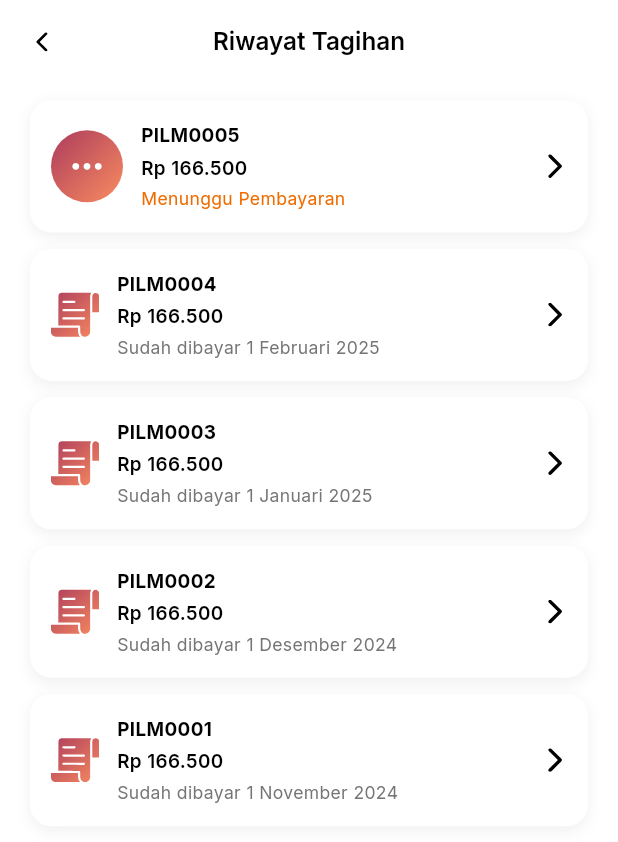
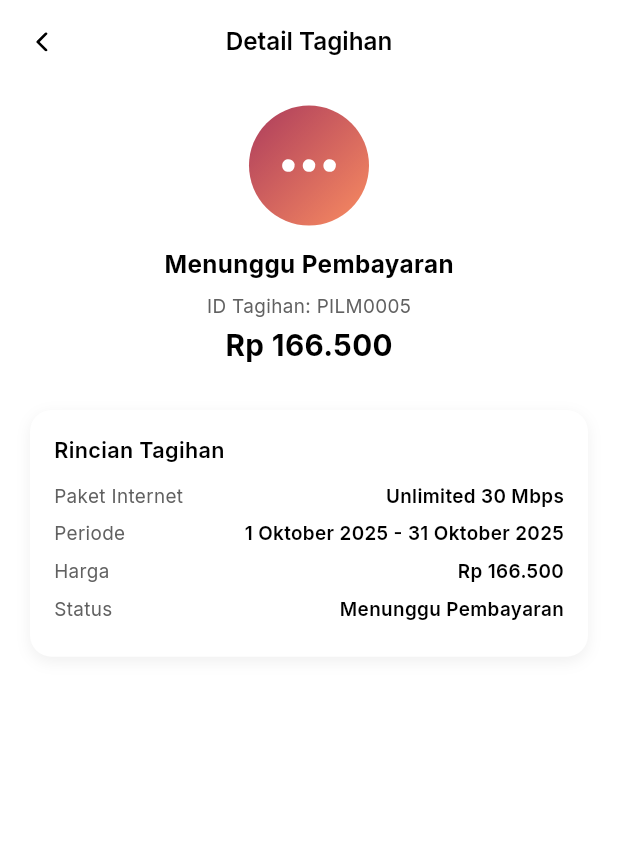
Before and after one commit to Isnawan25/MyLifemedia, a Flutter app: the RiwayatTagihanScreen screen opened directly, after a tap on "PILM0005", on a phone screen of 412 x 824 dp. Shown: the top 842 px of the screen. Run offline on Flutter 3.47's test engine with Material 3 defaults, Android fonts, the phone set to English and light mode, and no system bars; our stand-ins replace flutter_screenutil, flutter_svg, google_fonts, shimmer; network calls fail.

Commit message:
Finishing UI Riwayat Tagihan

```diff
--- a/lib/screen/helpdesk/helpdesk_screen.dart
+++ b/lib/screen/helpdesk/helpdesk_screen.dart
@@ -11,6 +11,7 @@ class HelpdeskScreen extends StatelessWidget {
   @override
   Widget build(BuildContext context) {
     return Scaffold(
+      backgroundColor: Colors.white,
       appBar: AppBar(
         elevation: 0,
         backgroundColor: Colors.white,
--- a/lib/screen/home/home_screen.dart
+++ b/lib/screen/home/home_screen.dart
@@ -12,9 +12,11 @@ import 'package:mylm/data/network/api_service.dart';
 import 'package:mylm/data/models/promotion_response.dart';
 import 'package:mylm/base/widgets/skeleton_loading.dart';
 import 'package:shimmer/shimmer.dart';
+import 'package:mylm/data/models/login_response.dart';
 
 class HomeScreen extends StatelessWidget {
-  const HomeScreen({super.key});
+  final CustomerData? customerData;
+  const HomeScreen({super.key, this.customerData});
 
   @override
   Widget build(BuildContext context) {
--- /dev/null
+++ b/lib/screen/riwayat_tagihan/detail_tagihan_screen.dart
@@ -0,0 +1,175 @@
+import 'package:flutter/material.dart';
+import 'package:flutter_svg/flutter_svg.dart';
+import 'package:google_fonts/google_fonts.dart';
+import 'package:flutter_screenutil/flutter_screenutil.dart';
+import 'package:mylm/base/lifemedia_colors.dart';
+
+class DetailTagihanScreen extends StatelessWidget {
+  final String idTagihan;
+  final String harga;
+  final String status; // Menunggu Pembayaran / Sudah Dibayar
+
+  const DetailTagihanScreen({
+    super.key,
+    required this.idTagihan,
+    required this.harga,
+    required this.status,
+  });
+
+  bool get isMenunggu => status.contains("Menunggu");
+
+  @override
+  Widget build(BuildContext context) {
+    return Scaffold(
+      backgroundColor: Colors.white,
+      appBar: AppBar(
+        elevation: 0,
+        backgroundColor: Colors.white,
+        centerTitle: true,
+        leading: IconButton(
+          icon: SvgPicture.asset(
+            "assets/svgs/arrow_back.svg",
+            colorFilter: const ColorFilter.mode(Colors.black, BlendMode.srcIn),
+          ),
+          onPressed: () => Navigator.pop(context),
+        ),
+        title: Text(
+          "Detail Tagihan",
+          style: GoogleFonts.inter(
+            fontSize: 18.sp,
+            fontWeight: FontWeight.w600,
+            color: Colors.black,
+          ),
+        ),
+      ),
+      body: Padding(
+        padding: EdgeInsets.symmetric(horizontal: 20.w, vertical: 16.h),
+        child: Column(
+          crossAxisAlignment: CrossAxisAlignment.center,
+          children: [
+            // === ICON STATUS ===
+            Container(
+              width: 80.w,
+              height: 80.w,
+              decoration: const BoxDecoration(
+                shape: BoxShape.circle,
+                gradient: LinearGradient(
+                  colors: [darkorange, orange],
+                  begin: Alignment.topLeft,
+                  end: Alignment.bottomRight,
+                ),
+              ),
+              child: Padding(
+                padding: EdgeInsets.all(18.w),
+                child: SvgPicture.asset(
+                  isMenunggu
+                      ? "assets/svgs/icons_three_dots.svg"
+                      : "assets/svgs/icons_invoice2.svg",
+                  colorFilter: const ColorFilter.mode(Colors.white, BlendMode.srcIn),
+                ),
+              ),
+            ),
+
+            SizedBox(height: 16.h),
+
+            // === STATUS TEXT ===
+            Text(
+              isMenunggu ? "Menunggu Pembayaran" : "Sudah Dibayar",
+              style: GoogleFonts.inter(
+                fontSize: 18.sp,
+                fontWeight: FontWeight.w700,
+                color: Colors.black,
+              ),
+            ),
+
+            SizedBox(height: 8.h),
+
+            // === ID TAGIHAN ===
+            Text(
+              "ID Tagihan: $idTagihan",
+              style: GoogleFonts.inter(
+                fontSize: 14.sp,
+                color: Colors.grey[700],
+              ),
+            ),
+
+            SizedBox(height: 4.h),
+
+            // === NOMINAL ===
+            Text(
+              harga,
+              style: GoogleFonts.inter(
+                fontSize: 22.sp,
+                fontWeight: FontWeight.w700,
+                color: Colors.black,
+              ),
+            ),
+
+            SizedBox(height: 32.h),
+
+            // === CARD DETAIL ===
+            Container(
+              width: double.infinity,
+              padding: EdgeInsets.all(16.w),
+              decoration: BoxDecoration(
+                color: Colors.white,
+                borderRadius: BorderRadius.circular(16.r),
+                boxShadow: [
+                  BoxShadow(
+                    color: Colors.black.withValues(alpha: 0.06),
+                    blurRadius: 8,
+                    offset: const Offset(0, 3),
+                  ),
+                ],
+              ),
+              child: Column(
+                crossAxisAlignment: CrossAxisAlignment.start,
+                children: [
+                  Text(
+                    "Rincian Tagihan",
+                    style: GoogleFonts.inter(
+                      fontSize: 16.sp,
+                      fontWeight: FontWeight.w600,
+                      color: Colors.black,
+                    ),
+                  ),
+                  SizedBox(height: 12.h),
+                  _detailItem("Paket Internet", "Unlimited 30 Mbps"),
+                  _detailItem("Periode", "1 Oktober 2025 - 31 Oktober 2025"),
+                  _detailItem("Harga", harga),
+                  _detailItem("Status", status),
+                ],
+              ),
+            ),
+          ],
+        ),
+      ),
+    );
+  }
+
+  Widget _detailItem(String title, String value) {
+    return Padding(
+      padding: EdgeInsets.only(bottom: 8.h),
+      child: Row(
+        mainAxisAlignment: MainAxisAlignment.spaceBetween,
+        children: [
+          Text(
+            title,
+            style: GoogleFonts.inter(
+              fontSize: 14.sp,
+              color: Colors.grey[700],
+            ),
+          ),
+          Text(
+            value,
+            style: GoogleFonts.inter(
+              fontSize: 14.sp,
+              fontWeight: FontWeight.w600,
+              color: Colors.black,
+            ),
+          ),
+        ],
+      ),
+    );
+  }
+}
--- a/lib/screen/riwayat_tagihan/riwayat_tagihan_screen.dart
+++ b/lib/screen/riwayat_tagihan/riwayat_tagihan_screen.dart
@@ -3,6 +3,7 @@ import 'package:flutter_svg/flutter_svg.dart';
 import 'package:google_fonts/google_fonts.dart';
 import 'package:flutter_screenutil/flutter_screenutil.dart';
 import 'package:mylm/base/lifemedia_colors.dart';
+import 'package:mylm/screen/riwayat_tagihan/detail_tagihan_screen.dart';
 
 class RiwayatTagihanScreen extends StatelessWidget {
   const RiwayatTagihanScreen({super.key});
@@ -71,6 +72,16 @@ class RiwayatTagihanScreen extends StatelessWidget {
             return InkWell(
               borderRadius: BorderRadius.circular(16.r),
               onTap: () {
+                Navigator.push(
+                  context,
+                  MaterialPageRoute(
+                    builder: (context) => DetailTagihanScreen(
+                      idTagihan: tagihan["id"]!,
+                      harga: tagihan["harga"]!,
+                      status: tagihan["status"]!,
+                    ),
+                  ),
+                );
                 debugPrint("Klik: ${tagihan["id"]}");
               },
               splashColor: Colors.orange.withValues(alpha: 0.15),
```
Also changed, not shown: lib/data/models/detail_profile_response.dart (+20 -16 lines), lib/data/network/api_service.dart (+16 -14 lines), lib/screen/login_screen.dart (+15 -13 lines), lib/screen/main/main_screen.dart (+19 -10 lines), lib/screen/riwayat_tagihan/detail_riwayat_screen.dart (deleted, +0 -37 lines), lib/screen/verify_screen.dart (+12 -2 lines).
